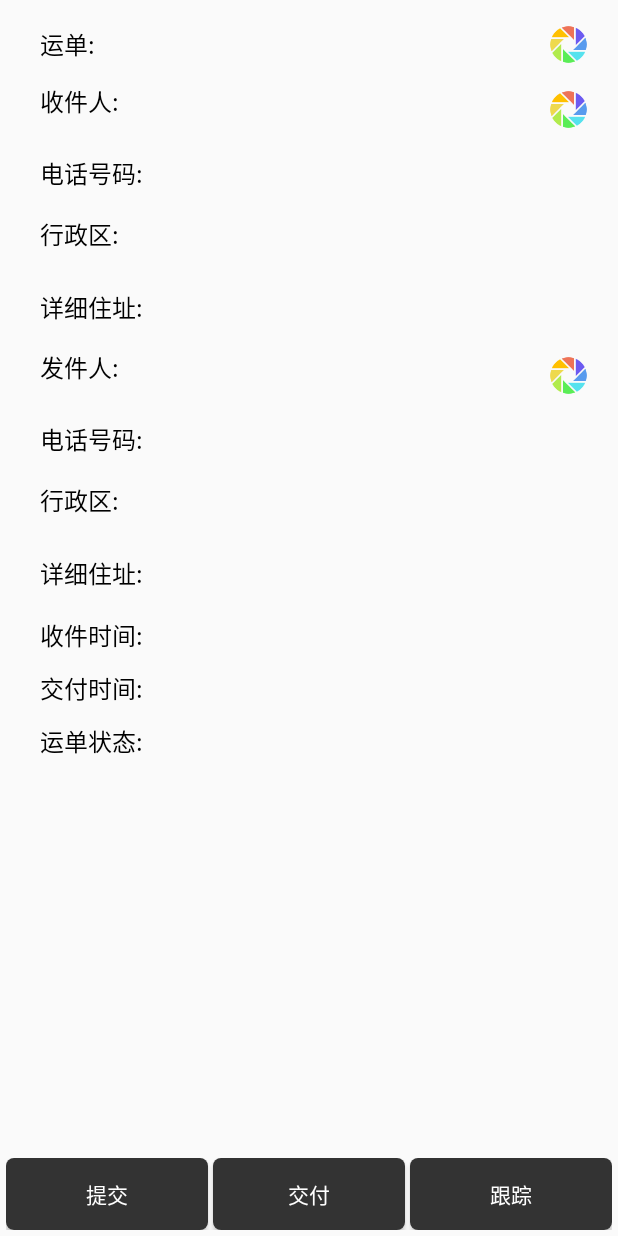
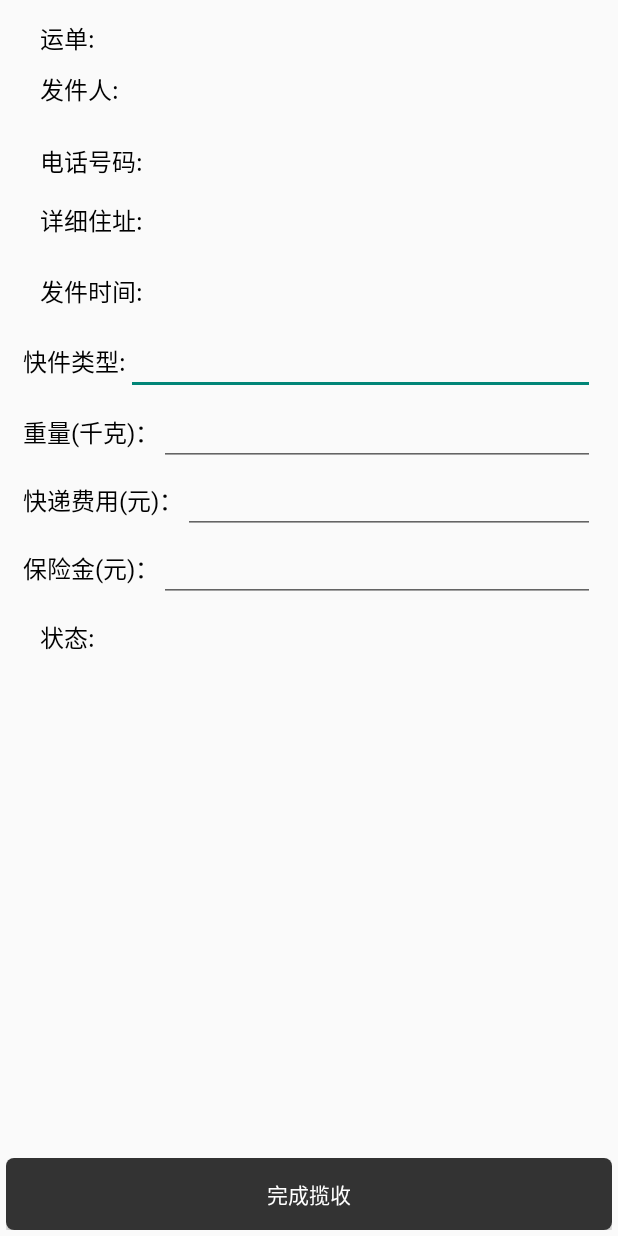
Before and after one commit to yxhhxy7/extrace, an Android app: the layout activity_express_recive.xml on its own in the app's theme, with its tools: preview values and no code run, on a phone screen of 412 x 824 dp. Run offline under Robolectric (Android 15) with nearby library versions, the phone set to English and light mode, and no system bars.

Commit message:
功能整合

```diff
--- a/app/src/main/res/layout/fragment_express_edit1.xml
+++ b/app/src/main/res/layout/activity_express_recive.xml
@@ -41,156 +41,10 @@
                 android:textColor="@color/black"
                 android:textSize="20dip" />
 
-            <ImageView
-                android:id="@+id/action_ex_capture_icon"
-                android:layout_width="35dp"
-                android:layout_height="35dp"
-                android:scaleType="fitCenter"
-                android:src="@drawable/find_more_friend_photograph_icon" />
-
-        </LinearLayout>
-
-        <LinearLayout
-            android:layout_width="match_parent"
-            android:layout_height="wrap_content"
-            android:orientation="horizontal"
-            android:paddingLeft="5dip"
-            android:paddingTop="4dip"
-            android:paddingBottom="4dip"
-
-            >
-
-            <TextView
-                android:layout_width="wrap_content"
-                android:layout_height="wrap_content"
-                android:layout_marginLeft="6dp"
-                android:gravity="center"
-                android:text="收件人:"
-                android:textColor="@color/black"
-                android:textSize="16dip" />
-
-            <EditText
-                android:id="@+id/expressRcvName"
-                android:layout_width="match_parent"
-                android:layout_height="40dp"
-                android:layout_marginLeft="8dp"
-                android:layout_weight="1"
-                android:gravity="left"
-                android:inputType="text"
-                android:textColor="@color/black"
-                android:textSize="16dip"
-                android:textStyle="bold"
-                android:background="@null"/>
-
-            <ImageView
-                android:id="@+id/action_ex_rcv_icon"
-                android:layout_width="35dp"
-                android:layout_height="35dp"
-                android:scaleType="fitCenter"
-                android:src="@drawable/find_more_friend_photograph_icon" />
 
         </LinearLayout>
 
 
-        <LinearLayout
-            android:layout_width="match_parent"
-            android:layout_height="wrap_content"
-            android:orientation="horizontal"
-            android:paddingLeft="5dip"
-            android:paddingTop="4dip"
-            android:paddingBottom="4dip">
-
-            <TextView
-                android:layout_width="wrap_content"
-                android:layout_height="fill_parent"
-                android:layout_marginLeft="6dp"
-                android:gravity="center"
-                android:text="电话号码:"
-                android:textColor="@color/black"
-                android:textSize="16dip" />
-
-            <EditText
-                android:id="@+id/expressRcvTel"
-                android:layout_width="match_parent"
-                android:layout_height="fill_parent"
-                android:layout_marginLeft="8dp"
-                android:layout_weight="1"
-                android:gravity="left"
-                android:textColor="@color/black"
-                android:textSize="16dip"
-                android:textStyle="bold"
-                android:inputType="number"
-                android:background="@null"/>
-
-
-        </LinearLayout>
-
-        <LinearLayout
-            android:layout_width="match_parent"
-            android:layout_height="wrap_content"
-            android:orientation="horizontal"
-            android:paddingLeft="5dip"
-            android:paddingTop="4dip"
-            android:paddingBottom="4dip">
-
-            <TextView
-                android:layout_width="wrap_content"
-                android:layout_height="fill_parent"
-                android:layout_marginLeft="6dp"
-                android:gravity="center"
-                android:text="行政区:"
-                android:textColor="@color/black"
-                android:textSize="16dip" />
-
-            <EditText
-                android:id="@+id/expressRcvAddr"
-                android:layout_width="match_parent"
-                android:layout_height="fill_parent"
-                android:layout_marginLeft="8dp"
-                android:layout_weight="1"
-                android:background="@null"
-                android:textColor="@color/black"
-                android:textSize="16dip"
-                android:textStyle="bold"
-                android:inputType="textMultiLine"
-                android:minLines="2"
-                android:gravity="top"/>
-
-
-        </LinearLayout>
-
-        <LinearLayout
-            android:layout_width="match_parent"
-            android:layout_height="wrap_content"
-            android:orientation="horizontal"
-            android:paddingLeft="5dip"
-            android:paddingTop="4dip"
-            android:paddingBottom="4dip">
-
-
-            <TextView
-                android:layout_width="wrap_content"
-                android:layout_height="fill_parent"
-                android:layout_marginLeft="6dp"
-                android:gravity="center"
-                android:text="详细住址:"
-                android:textColor="@color/black"
-                android:textSize="16dip"  />
-
-            <EditText
-                android:id="@+id/RcvExpressDept"
-                android:layout_width="match_parent"
-                android:layout_height="wrap_content"
-                android:layout_marginLeft="8dp"
-                android:layout_weight="1"
-                android:background="@null"
-                android:gravity="top"
-                android:inputType="textMultiLine"
-                android:minLines="2"
-                android:textColor="@color/black"
-                android:textSize="15dip"
-                android:textStyle="bold"  />
-        </LinearLayout>
 
         <LinearLayout
             android:layout_width="match_parent"
@@ -209,7 +63,7 @@
                 android:textColor="@color/black"
                 android:textSize="16dip" />
 
-            <EditText
+            <TextView
                 android:id="@+id/expressSndName"
                 android:layout_width="match_parent"
                 android:layout_height="40dp"
@@ -222,12 +76,6 @@
                 android:textStyle="bold"
                 android:background="@null"/>
 
-            <ImageView
-                android:id="@+id/action_ex_snd_icon"
-                android:layout_width="35dp"
-                android:layout_height="35dp"
-                android:scaleType="fitCenter"
-                android:src="@drawable/find_more_friend_photograph_icon" />
 
         </LinearLayout>
 
@@ -248,7 +96,7 @@
                 android:textColor="@color/black"
                 android:textSize="16dip" />
 
-            <EditText
+            <TextView
                 android:id="@+id/expressSndTel"
                 android:layout_width="match_parent"
                 android:layout_height="fill_parent"
@@ -264,39 +112,7 @@
 
         </LinearLayout>
 
-        <LinearLayout
-            android:layout_width="match_parent"
-            android:layout_height="wrap_content"
-            android:orientation="horizontal"
-            android:paddingLeft="5dip"
-            android:paddingTop="4dip"
-            android:paddingBottom="4dip">
 
-            <TextView
-                android:layout_width="wrap_content"
-                android:layout_height="fill_parent"
-                android:layout_marginLeft="6dp"
-                android:gravity="center"
-                android:text="行政区:"
-                android:textColor="@color/black"
-                android:textSize="16dip" />
-
-            <EditText
-                android:id="@+id/expressSndAddr"
-                android:layout_width="match_parent"
-                android:layout_height="fill_parent"
-                android:layout_marginLeft="8dp"
-                android:layout_weight="1"
-                android:background="@null"
-                android:textColor="@color/black"
-                android:textSize="16dip"
-                android:textStyle="bold"
-                android:inputType="textMultiLine"
-                android:minLines="2"
-                android:gravity="top"/>
-
-
-        </LinearLayout>
 
         <LinearLayout
             android:layout_width="match_parent"
@@ -316,7 +132,7 @@
                 android:textColor="@color/black"
                 android:textSize="16dip"  />
 
-            <EditText
+            <TextView
                 android:id="@+id/SndExpressDept"
                 android:layout_width="match_parent"
                 android:layout_height="wrap_content"
@@ -339,53 +155,126 @@
             android:paddingTop="4dip"
             android:paddingBottom="4dip">
 
-            <TextView
-                android:layout_width="wrap_content"
-                android:layout_height="fill_parent"
-                android:layout_marginLeft="6dp"
-                android:gravity="center"
-                android:text="收件时间:"
-                android:textColor="@color/black"
-                android:textSize="16dip" />
-
-            <TextView
-                android:id="@+id/expressAccTime"
-                android:layout_width="match_parent"
-                android:layout_height="fill_parent"
-                android:layout_marginLeft="8dp"
-                android:layout_weight="1"
-                android:gravity="center"
-                android:textColor="@color/black"
-                android:textSize="20dip" />
-        </LinearLayout>
-
-
-        <LinearLayout
-            android:layout_width="match_parent"
-            android:layout_height="wrap_content"
-            android:orientation="horizontal"
-            android:paddingLeft="5dip"
-            android:paddingTop="4dip"
-            android:paddingBottom="4dip">
 
             <TextView
                 android:layout_width="wrap_content"
                 android:layout_height="fill_parent"
                 android:layout_marginLeft="6dp"
                 android:gravity="center"
-                android:text="交付时间:"
+                android:text="发件时间:"
                 android:textColor="@color/black"
+                android:textSize="16dip"  />
+
+            <TextView
+                android:id="@+id/SndTime"
+                android:layout_width="match_parent"
+                android:layout_height="wrap_content"
+                android:layout_marginLeft="8dp"
+                android:layout_weight="1"
+                android:background="@null"
+                android:gravity="top"
+                android:inputType="textMultiLine"
+                android:minLines="2"
+                android:textColor="@color/black"
+                android:textSize="15dip"
+                android:textStyle="bold"  />
+        </LinearLayout>
+
+        <LinearLayout
+            android:id="@+id/line1"
+            android:layout_width="match_parent"
+            android:layout_height="wrap_content"
+            android:orientation="horizontal"
+            >
+
+            <TextView
+                android:id="@+id/textView6"
+                android:layout_width="wrap_content"
+                android:layout_height="wrap_content"
+                android:text="快件类型:"
+                android:textColor="#000000"
                 android:textSize="16dip" />
 
+            <EditText
+                android:id="@+id/ExpressSheetType"
+                android:layout_width="wrap_content"
+                android:layout_height="wrap_content"
+                android:layout_weight="3"
+                android:ems="10"
+                android:inputType="textPersonName" />
+
+        </LinearLayout>
+
+        <LinearLayout
+            android:id="@+id/line2"
+            android:layout_width="match_parent"
+            android:layout_height="wrap_content"
+            android:layout_below="@id/line1"
+            android:orientation="horizontal"
+            android:paddingTop="3px">
+
             <TextView
-                android:id="@+id/expressDlvTime"
+                android:id="@+id/textView11"
+                android:layout_width="wrap_content"
+                android:layout_height="wrap_content"
+                android:text="重量(千克)："
+                android:textColor="#000000"
+                android:textSize="16dip" />
+
+            <EditText
+                android:id="@+id/ExpressSheetWeught"
+                android:layout_width="wrap_content"
+                android:layout_height="wrap_content"
+                android:layout_weight="5"
+                android:ems="10"
+                android:inputType="numberDecimal" />
+
+        </LinearLayout>
+
+        <LinearLayout
+            android:id="@+id/line3"
+            android:layout_width="match_parent"
+            android:layout_height="wrap_content"
+            android:layout_below="@id/line2"
+            android:orientation="horizontal">
+
+            <TextView
+                android:id="@+id/textView8"
+                android:layout_width="wrap_content"
+                android:layout_height="wrap_content"
+                android:text="快递费用(元)："
+                android:textColor="#000000"
+                android:textSize="16dip" />
+
+            <EditText
+                android:id="@+id/ExpressSheetTransFee"
                 android:layout_width="match_parent"
-                android:layout_height="fill_parent"
-                android:layout_marginLeft="8dp"
-                android:layout_weight="1"
-                android:gravity="center"
-                android:textColor="@color/black"
-                android:textSize="20dip" />
+                android:layout_height="wrap_content"
+                android:ems="10"
+                android:inputType="numberDecimal" />
+        </LinearLayout>
+
+        <LinearLayout
+            android:id="@+id/line4"
+            android:layout_width="match_parent"
+            android:layout_height="wrap_content"
+            android:layout_below="@id/line3"
+            android:orientation="horizontal">
+
+            <TextView
+                android:id="@+id/textView10"
+                android:layout_width="wrap_content"
+                android:layout_height="wrap_content"
+                android:text="保险金(元)："
+                android:textColor="#000000"
+                android:textSize="16dip" />
+
+            <EditText
+                android:id="@+id/ExpressSheetIsuFee"
+                android:layout_width="match_parent"
+                android:layout_height="wrap_content"
+                android:ems="10"
+                android:inputType="numberDecimal" />
         </LinearLayout>
 
         <LinearLayout
@@ -396,25 +285,36 @@
             android:paddingTop="4dip"
             android:paddingBottom="4dip">
 
+
             <TextView
                 android:layout_width="wrap_content"
                 android:layout_height="fill_parent"
                 android:layout_marginLeft="6dp"
                 android:gravity="center"
-                android:text="运单状态:"
+                android:text="状态:"
                 android:textColor="@color/black"
-                android:textSize="16dip" />
+                android:textSize="16dip"  />
 
             <TextView
-                android:id="@+id/expressStatus"
+                android:id="@+id/ExpressSheetStatus"
                 android:layout_width="match_parent"
-                android:layout_height="fill_parent"
+                android:layout_height="wrap_content"
                 android:layout_marginLeft="8dp"
                 android:layout_weight="1"
-                android:gravity="center"
+                android:background="@null"
+                android:gravity="top"
+                android:inputType="textMultiLine"
+                android:minLines="2"
                 android:textColor="@color/black"
-                android:textSize="20dip" />
+                android:textSize="15dip"
+                android:textStyle="bold"  />
         </LinearLayout>
+
+
+
+
+
+
 
 
     </LinearLayout>
@@ -426,7 +326,7 @@
         android:padding="4dp"
         android:visibility="visible"
         tools:visibility="visible">
-
+<!--
         <Button
             android:id="@+id/btnCommit"
             android:layout_width="match_parent"
@@ -447,14 +347,15 @@
             android:background="@drawable/bg_btn1"
             android:text="交付"
             android:textColor="#FFFFFF"/>
+    -->
 
         <Button
-            android:id="@+id/btnTrace"
+            android:id="@+id/btnReceive"
             android:layout_width="match_parent"
             android:layout_height="wrap_content"
             android:layout_weight="1"
             android:background="@drawable/bg_btn1"
-            android:text="跟踪"
+            android:text="完成揽收"
             android:textColor="#FFFFFF"/>
     </LinearLayout>
 
```
